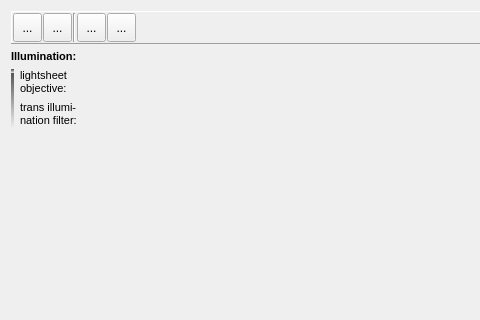
Old version of the form plugins/spimb040/qfespimb040opticssetup.ui in the repository jkriege2/QuickFit3; both pictures show x 0 to 480 and y 0 to 320 of the 982 by 593 pixel window.
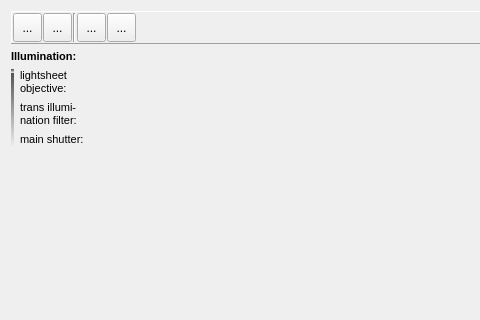
New version of the form. Icons and pictures are not drawn. Custom widgets are drawn as their Qt base class.

Patch:
```diff
--- a/plugins/spimb040/qfespimb040opticssetup.ui
+++ b/plugins/spimb040/qfespimb040opticssetup.ui
@@ -359,6 +359,20 @@
          </property>
         </widget>
        </item>
+       <item row="2" column="0">
+        <widget class="QLabel" name="label_17">
+         <property name="text">
+          <string>&lt;!DOCTYPE HTML PUBLIC &quot;-//W3C//DTD HTML 4.0//EN&quot; &quot;http://www.w3.org/TR/REC-html40/strict.dtd&quot;&gt;
+&lt;html&gt;&lt;head&gt;&lt;meta name=&quot;qrichtext&quot; content=&quot;1&quot; /&gt;&lt;style type=&quot;text/css&quot;&gt;
+p, li { white-space: pre-wrap; }
+&lt;/style&gt;&lt;/head&gt;&lt;body style=&quot; font-family:'MS Shell Dlg 2'; font-size:8.25pt; font-weight:400; font-style:normal;&quot;&gt;
+&lt;p style=&quot; margin-top:0px; margin-bottom:0px; margin-left:0px; margin-right:0px; -qt-block-indent:0; text-indent:0px;&quot;&gt;&lt;span style=&quot; font-size:8pt;&quot;&gt;main shutter:&lt;/span&gt;&lt;/p&gt;&lt;/body&gt;&lt;/html&gt;</string>
+         </property>
+        </widget>
+       </item>
+       <item row="2" column="1">
+        <widget class="QFESPIMB040ShutterConfig" name="shutterMainIllumination" native="true"/>
+       </item>
       </layout>
      </item>
      <item row="2" column="0" colspan="2">
@@ -637,6 +651,15 @@
     <slot>setReadOnly(bool)</slot>
    </slots>
   </customwidget>
+  <customwidget>
+   <class>QFESPIMB040ShutterConfig</class>
+   <extends>QWidget</extends>
+   <header>qfespimb040shutterconfig.h</header>
+   <container>1</container>
+   <slots>
+    <slot>setReadOnly(bool)</slot>
+   </slots>
+  </customwidget>
  </customwidgets>
  <resources>
   <include location="spimb040.qrc"/>
```
Left out of the diff: 16 changed lines with no effect on the pictures.
